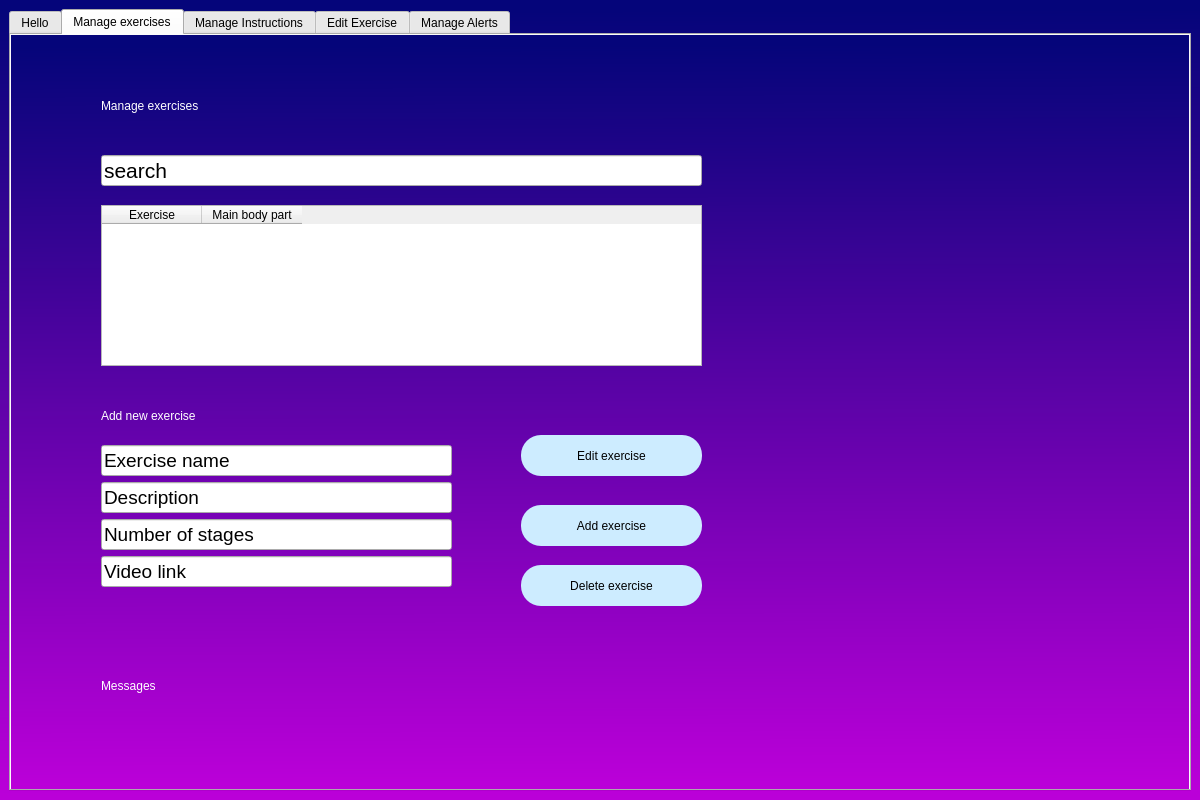
AlonIvshin/AutomaticGymTrainer, file ui/appAdmin.ui: the form before one commit.
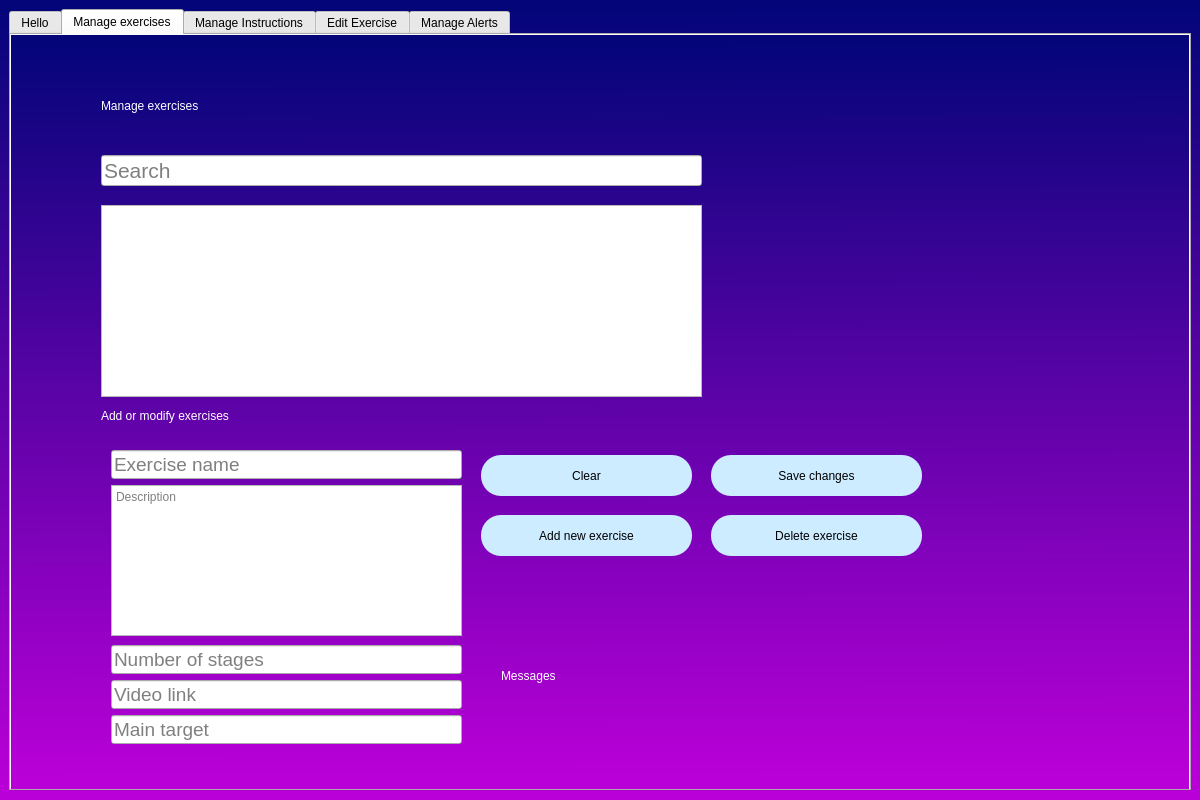
The form after the commit. The open tabs and pages were chosen to show the change.

Commit message: Finished tab manage exercise in admin page

```diff
--- a/ui/appAdmin.ui
+++ b/ui/appAdmin.ui
@@ -60,32 +60,12 @@
        <attribute name="title">
         <string>Manage exercises</string>
        </attribute>
-       <widget class="QTableWidget" name="table">
-        <property name="geometry">
-         <rect>
-          <x>90</x>
-          <y>170</y>
-          <width>601</width>
-          <height>161</height>
-         </rect>
-        </property>
-        <column>
-         <property name="text">
-          <string>Exercise</string>
-         </property>
-        </column>
-        <column>
-         <property name="text">
-          <string>Main body part</string>
-         </property>
-        </column>
-       </widget>
        <widget class="QLabel" name="label_bottomtxt">
         <property name="geometry">
          <rect>
           <x>90</x>
           <y>350</y>
-          <width>231</width>
+          <width>301</width>
           <height>61</height>
          </rect>
         </property>
@@ -94,7 +74,7 @@
 font: 75 20pt &quot;MS Shell Dlg 2&quot;;</string>
         </property>
         <property name="text">
-         <string>Add new exercise</string>
+         <string>Add or modify exercises</string>
         </property>
        </widget>
        <widget class="QLabel" name="label_maintxt">
@@ -113,25 +93,7 @@
          <string>Manage exercises</string>
         </property>
        </widget>
-       <widget class="QPushButton" name="bt_editExercise">
-        <property name="geometry">
-         <rect>
-          <x>510</x>
-          <y>400</y>
-          <width>181</width>
-          <height>41</height>
-         </rect>
-        </property>
-        <property name="styleSheet">
-         <string notr="true">border-radius:20px;
-font: 75 14pt &quot;MS Shell Dlg 2&quot;;
-background-color: rgb(205, 236, 255);</string>
-        </property>
-        <property name="text">
-         <string>Edit exercise</string>
-        </property>
-       </widget>
-       <widget class="QLineEdit" name="lineEdit_search_exercise">
+       <widget class="QLineEdit" name="lineEdit_searchBarManageExercise">
         <property name="geometry">
          <rect>
           <x>90</x>
@@ -146,15 +108,18 @@
          </font>
         </property>
         <property name="text">
-         <string>search</string>
+         <string/>
+        </property>
+        <property name="placeholderText">
+         <string>Search</string>
         </property>
        </widget>
        <widget class="QPushButton" name="bt_deleteExercise">
         <property name="geometry">
          <rect>
-          <x>510</x>
-          <y>530</y>
-          <width>181</width>
+          <x>700</x>
+          <y>480</y>
+          <width>211</width>
           <height>41</height>
          </rect>
         </property>
@@ -167,72 +132,12 @@
          <string>Delete exercise</string>
         </property>
        </widget>
-       <widget class="QWidget" name="formLayoutWidget">
-        <property name="geometry">
-         <rect>
-          <x>90</x>
-          <y>410</y>
-          <width>351</width>
-          <height>171</height>
-         </rect>
-        </property>
-        <layout class="QFormLayout" name="formLayout">
-         <item row="0" column="0" colspan="2">
-          <widget class="QLineEdit" name="lineEdit_ename">
-           <property name="font">
-            <font>
-             <pointsize>14</pointsize>
-            </font>
-           </property>
-           <property name="text">
-            <string>Exercise name</string>
-           </property>
-          </widget>
-         </item>
-         <item row="1" column="0" colspan="2">
-          <widget class="QLineEdit" name="lineEdit_description">
-           <property name="font">
-            <font>
-             <pointsize>14</pointsize>
-            </font>
-           </property>
-           <property name="text">
-            <string>Description</string>
-           </property>
-          </widget>
-         </item>
-         <item row="2" column="0" colspan="2">
-          <widget class="QLineEdit" name="lineEdit_stagenum">
-           <property name="font">
-            <font>
-             <pointsize>14</pointsize>
-            </font>
-           </property>
-           <property name="text">
-            <string>Number of stages</string>
-           </property>
-          </widget>
-         </item>
-         <item row="3" column="0" colspan="2">
-          <widget class="QLineEdit" name="lineEdit_videolink">
-           <property name="font">
-            <font>
-             <pointsize>14</pointsize>
-            </font>
-           </property>
-           <property name="text">
-            <string>Video link</string>
-           </property>
-          </widget>
-         </item>
-        </layout>
-       </widget>
        <widget class="QPushButton" name="bt_addExercise">
         <property name="geometry">
          <rect>
-          <x>510</x>
-          <y>470</y>
-          <width>181</width>
+          <x>470</x>
+          <y>480</y>
+          <width>211</width>
           <height>41</height>
          </rect>
         </property>
@@ -242,15 +147,15 @@
 background-color: rgb(205, 236, 255);</string>
         </property>
         <property name="text">
-         <string>Add exercise</string>
+         <string>Add new exercise</string>
         </property>
        </widget>
        <widget class="QLabel" name="label_messagesMngExercise">
         <property name="geometry">
          <rect>
-          <x>90</x>
-          <y>620</y>
-          <width>231</width>
+          <x>490</x>
+          <y>610</y>
+          <width>551</width>
           <height>61</height>
          </rect>
         </property>
@@ -262,6 +167,149 @@
          <string>Messages</string>
         </property>
        </widget>
+       <widget class="QTableView" name="table_manageExercises">
+        <property name="geometry">
+         <rect>
+          <x>90</x>
+          <y>170</y>
+          <width>601</width>
+          <height>192</height>
+         </rect>
+        </property>
+       </widget>
+       <widget class="QLineEdit" name="lineEdit_ename">
+        <property name="geometry">
+         <rect>
+          <x>100</x>
+          <y>415</y>
+          <width>351</width>
+          <height>29</height>
+         </rect>
+        </property>
+        <property name="font">
+         <font>
+          <pointsize>14</pointsize>
+         </font>
+        </property>
+        <property name="text">
+         <string/>
+        </property>
+        <property name="placeholderText">
+         <string>Exercise name</string>
+        </property>
+       </widget>
+       <widget class="QLineEdit" name="lineEdit_videolink">
+        <property name="geometry">
+         <rect>
+          <x>100</x>
+          <y>645</y>
+          <width>351</width>
+          <height>29</height>
+         </rect>
+        </property>
+        <property name="font">
+         <font>
+          <pointsize>14</pointsize>
+         </font>
+        </property>
+        <property name="text">
+         <string/>
+        </property>
+        <property name="placeholderText">
+         <string>Video link</string>
+        </property>
+       </widget>
+       <widget class="QLineEdit" name="lineEdit_stagenum">
+        <property name="geometry">
+         <rect>
+          <x>100</x>
+          <y>610</y>
+          <width>351</width>
+          <height>29</height>
+         </rect>
+        </property>
+        <property name="font">
+         <font>
+          <pointsize>14</pointsize>
+         </font>
+        </property>
+        <property name="text">
+         <string/>
+        </property>
+        <property name="placeholderText">
+         <string>Number of stages</string>
+        </property>
+       </widget>
+       <widget class="QPlainTextEdit" name="plainTextEdit_description">
+        <property name="geometry">
+         <rect>
+          <x>100</x>
+          <y>450</y>
+          <width>351</width>
+          <height>151</height>
+         </rect>
+        </property>
+        <property name="placeholderText">
+         <string>Description</string>
+        </property>
+       </widget>
+       <widget class="QLineEdit" name="lineEdit_mainTarget">
+        <property name="geometry">
+         <rect>
+          <x>100</x>
+          <y>680</y>
+          <width>351</width>
+          <height>29</height>
+         </rect>
+        </property>
+        <property name="font">
+         <font>
+          <pointsize>14</pointsize>
+         </font>
+        </property>
+        <property name="text">
+         <string/>
+        </property>
+        <property name="placeholderText">
+         <string>Main target</string>
+        </property>
+       </widget>
+       <widget class="QPushButton" name="bt_clearForm">
+        <property name="geometry">
+         <rect>
+          <x>470</x>
+          <y>420</y>
+          <width>211</width>
+          <height>41</height>
+         </rect>
+        </property>
+        <property name="styleSheet">
+         <string notr="true">border-radius:20px;
+font: 75 14pt &quot;MS Shell Dlg 2&quot;;
+background-color: rgb(205, 236, 255);</string>
+        </property>
+        <property name="text">
+         <string>Clear</string>
+        </property>
+       </widget>
+       <widget class="QPushButton" name="bt_saveChanges">
+        <property name="geometry">
+         <rect>
+          <x>700</x>
+          <y>420</y>
+          <width>211</width>
+          <height>41</height>
+         </rect>
+        </property>
+        <property name="styleSheet">
+         <string notr="true">border-radius:20px;
+font: 75 14pt &quot;MS Shell Dlg 2&quot;;
+background-color: rgb(205, 236, 255);</string>
+        </property>
+        <property name="text">
+         <string>Save changes</string>
+        </property>
+       </widget>
       </widget>
       <widget class="QWidget" name="tab_manageInstructions">
        <attribute name="title">
```
Left out of the diff: 74 changed lines with no effect on the pictures. The commit also changes 10 other files.
